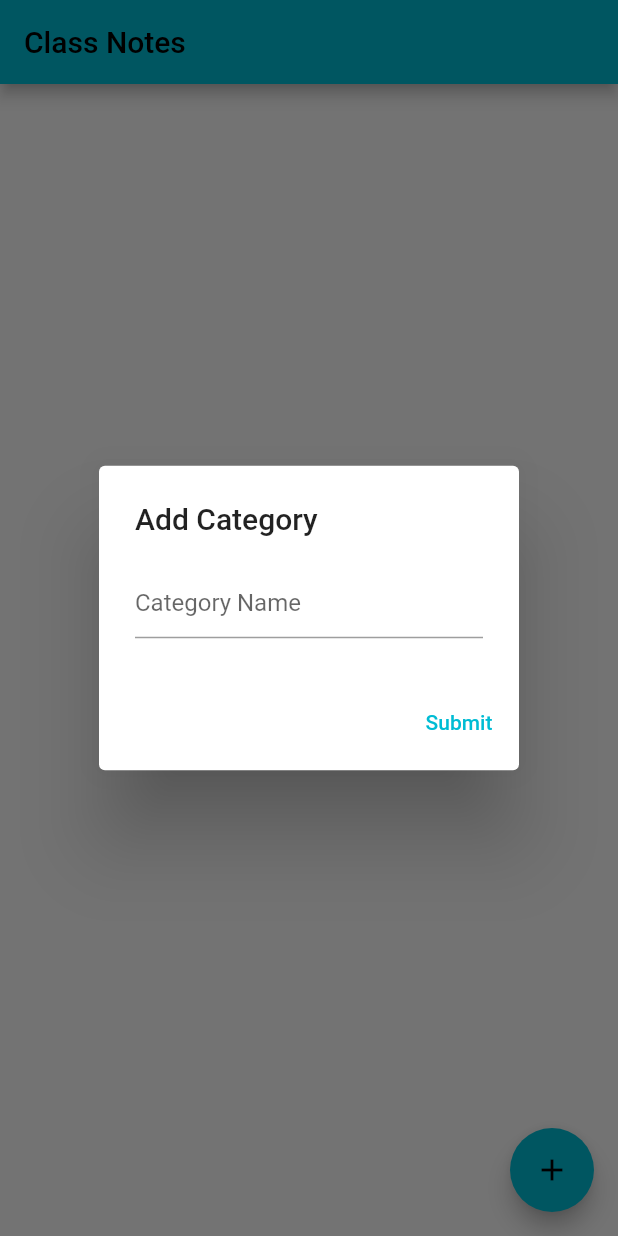
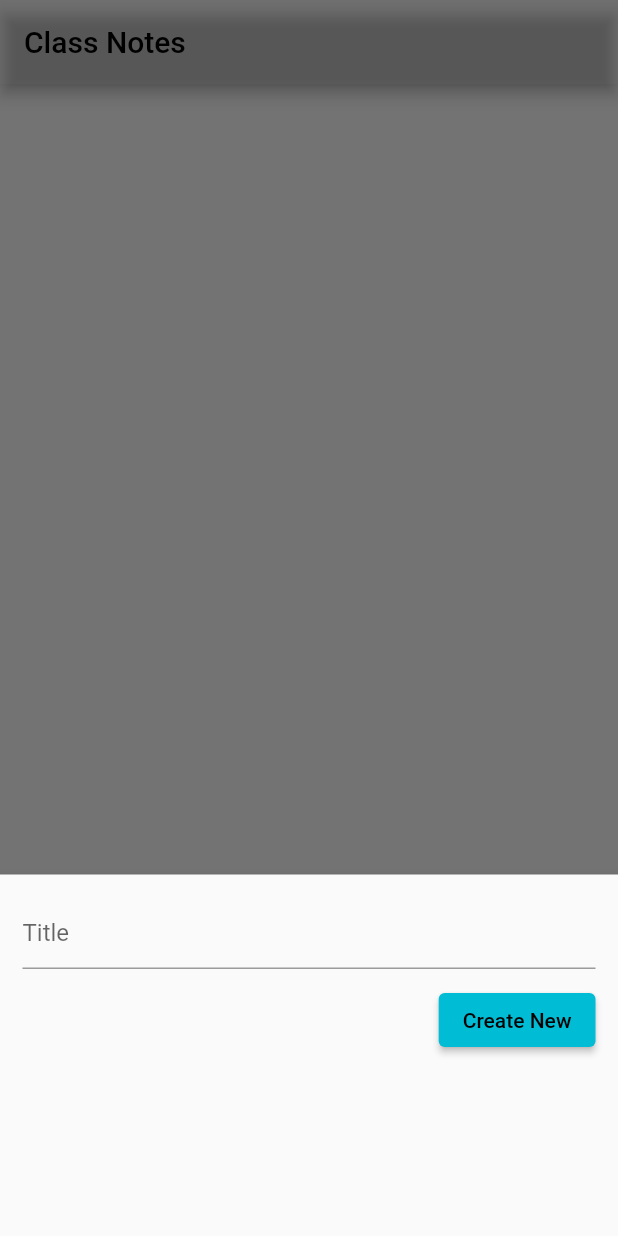
Before and after one commit to RofiFauzanAl/C-Notes, a Flutter app: the screen it shows after launch, after a tap on the "add" icon, on a phone screen of 412 x 824 dp. Run offline on Flutter 3.47's test engine with Material 2 defaults, Android fonts, the phone set to English and light mode, and no system bars; our stand-ins replace sqflite; accounts and stored records are empty.

Commit message:
Perbaikan logika untuk penambahan Kategori Note

```diff
--- a/lib/main.dart
+++ b/lib/main.dart
@@ -1,5 +1,5 @@
 import 'package:flutter/material.dart';
-import 'package:note_keeper/view/category_notes.dart';
+import 'package:class_notes/view/category_notes.dart';
 
 void main() {
   runApp(MyApp());
@@ -10,7 +10,7 @@
   @override
   Widget build(BuildContext context){
     return MaterialApp(
-      title: 'Note Keeper',
+      title: 'Class Notes',
       debugShowCheckedModeBanner: false,
       theme: ThemeData(
         primarySwatch: Colors.cyan,
--- a/lib/models/categories_model.dart
+++ /dev/null
@@ -1,19 +0,0 @@
-class CategoryModel{
-  int? idCategory;
-  String? name, createCategoryAt, updateCategoryAt;
-
-  CategoryModel({
-    this.idCategory,
-    this.name,
-    this.createCategoryAt,
-    this.updateCategoryAt,
-  });
-
-  factory CategoryModel.fromJson(Map<String, dynamic> json) => CategoryModel(
-    idCategory: json['idCategory'],
-    name: json['name'],
-    createCategoryAt: json['createCategoryAt'],
-    updateCategoryAt: json['updateCategoryAt'],
-  );
-
-}
--- /dev/null
+++ b/lib/models/create_database.dart
@@ -0,0 +1,130 @@
+import 'dart:io';
+
+import 'package:flutter/foundation.dart';
+import 'package:path_provider/path_provider.dart';
+import 'package:path/path.dart';
+import 'package:sqflite/sqflite.dart' as sql;
+
+class CreateDatabase{
+  static Future<void> createTablesCategory(sql.Database database) async{
+    await database.execute('''
+      CREATE TABLE category_notes(
+        id_category INTEGER PRIMARY KEY AUTOINCREMENT NOT NULL,
+        name_category TEXT NOT NULL,
+        createCategoryAt TEXT NOT NULL
+      )
+    ''');
+  }
+
+  static Future<void> createTablesNotes(sql.Database database) async{
+    await database.execute('''
+      CREATE TABLE notes(
+        id_note INTEGER PRIMARY KEY AUTOINCREMENT NOT NULL,
+        title TEXT NOT NULL,
+        content_note TEXT,
+        type DEFAULT 'Notes',
+        priority INTEGER NOT NULL,
+        createNoteAt TEXT NOT NULL,
+        id_category INTEGER NOT NULL,
+        FOREIGN KEY(id_category) REFERENCES category_notes(id_category)
+      )
+    ''');
+  }
+
+  static Future<void> createLogbook(sql.Database database) async{
+    await database.execute('''
+      CREATE TABLE logbooks(
+        id_logbook INTEGER PRIMARY KEY AUTOINCREMENT NOT NULL,
+        title TEXT NULL,
+        target TEXT,
+        lesson_learn TEXT,
+        problem TEXT,
+        achievements TEXT,
+        solving_problem TEXT NULL,
+        priority INTEGER NOT NULL,
+        reminder TEXT,
+        create_notes_logbook_at TEXT NOT NULL,
+        type DEFAULT 'Logbook',
+        id_category INTEGER NOT NULL,
+        FOREIGN KEY(id_category) REFERENCES category_notes(id_category)
+      )
+    ''');
+  }
+
+  static Future<sql.Database> db() async{
+    return sql.openDatabase(
+      'myDatabase.db',
+      version: 1,
+      onCreate: (sql.Database database, int version) async{
+        await createTablesCategory(database);
+        await createTablesNotes(database);
+        await createLogbook(database);
+      }
+    );
+  }
+
+  // CreateDatabase._privateConstructor();
+  // static final CreateDatabase instance =
+  //     CreateDatabase._privateConstructor();
+
+  // static sql.Database? _database;
+  // Future<sql.Database> get database async {
+  //   if (_database != null) return _database!;
+  //   _database = await _initDatabase();
+  //   return _database!;
+  // }
+
+  // _initDatabase() async {
+  //   Directory? documentsDirectory = await getApplicationDocumentsDirectory();
+  //   // ignore: unnecessary_null_comparison
+  //   if (documentsDirectory == null) {
+  //     throw Exception("Failed to get application documents directory");
+  //   }
+  //   String path = join(documentsDirectory.path, 'myDatabase.db');
+  //   return await sql.openDatabase(path, version: 1,
+  //       onCreate: (sql.Database db, int version) async {
+  //     await createTablesCategory(db);
+  //     await createTablesNotes(db);
+  //     await createLogbook(db);
+  //   });
+  // }
+
+  Future<List<Map<String, dynamic>>> queryAllCategory() async {
+    sql.Database db = await CreateDatabase.db();
+    return await db.query('category_notes', orderBy: "id_category");
+  }
+
+  //Create Category Notes
+  static Future<int> createCategory(String title, String dateNow) async {
+    final db = await CreateDatabase.db();
+    final data = {
+      'name_category': title,
+      'createCategoryAt': dateNow
+    };
+    final id = await db.insert('category_notes', data,
+        conflictAlgorithm: sql.ConflictAlgorithm.replace);
+    return id;
+  }
+
+  static Future<int> updateCategory(int id, String title) async {
+    final db = await CreateDatabase.db();
+    final data = {
+      'id_category': title,
+      'createCategoryAt': DateTime.now().toString()
+    };
+
+    final result = await db.update('category_notes', data, where: "id_category = ?", whereArgs: [id]);
+    return result;
+  }
+
+  // Delete
+  static Future<void> deleteCategory(int id) async {
+    final db = await CreateDatabase.db();
+    try {
+      await db.delete("category_notes", where: "id_category = ?", whereArgs: [id]);
+    } catch (err) {
+      debugPrint("Something went wrong when deleting an item: $err");
+    }
+  }
+
+}
--- a/lib/models/database_intances.dart
+++ /dev/null
@@ -1,117 +0,0 @@
-import 'dart:io';
-
-import 'package:note_keeper/models/categories_model.dart';
-import 'package:sqflite/sqflite.dart';
-import 'package:path/path.dart';
-import 'package:path_provider/path_provider.dart';
-
-class DatabaseInstances{
-  final String _Mydatabase = 'my_database.db';
-  final int _DatabaseVersion = 2;
-
-  //Category Table
-  final String table1 = 'category';
-  final String idCategory = 'idCategory';
-  final String name = 'categoryName';
-  final String createCategoryAt = 'createAt';
-  final String updateCategoryAt = 'updateAt';
-
-  //var Foreign Key for Notes Casual and Notes Logbook
-  final String idCategoryFK = 'idCategoryFK';
-
-  //sharing var for Notes Casual and Notes Logbook
-  final String reminder = 'reminder';
-  final String priority = 'priority';
-
-  //Notes Casual Table
-  final String table2 = 'notes';
-  final String titleNotes = 'title';
-  final String idNotes = 'idNotes';
-  final String description = 'description';
-  final String createNotesAt = 'createAt';
-  final String updateNotesAt = 'updateAt';
-
-  //Notes Logbook Table
-  final String table3 = 'notesLogbook';
-  final String idNotesLogbook = 'idNotesLogbook';
-  final String titleLogbook = 'title';
-  final String target = 'target';
-  final String lessonLearn = 'lessonLearn';
-  final String problem = 'problem';
-  final String achievements = 'achievements';
-  final String solvingProblem = 'solvingProblem';
-  final String createNotesLogbookAt = 'createAt';
-  final String updateNotesLogbookAt = 'updateAt';
-
-  Database? _database;
-  Future<Database> database() async{
-    if(_database != null) return _database!;
-    _database = await _initDatabase();
-    return _database!;
-  }
-
-  Future _initDatabase() async{
-    Directory documentDirectory = await getApplicationDocumentsDirectory();
-    String path = join(documentDirectory.path, _Mydatabase);
-    return await openDatabase(path,version: _DatabaseVersion  ,onCreate: _onCreate);
-  }
-
-  Future _onCreate(Database db, int version)async{
-    await db.execute('''
-      CREATE TABLE $table1(
-        $idCategory INTEGER PRIMARY KEY AUTOINCREMENT,
-        $name TEXT NOT NULL,
-        $createCategoryAt TEXT NOT NULL,
-        $updateCategoryAt TEXT NOT NULL
-      )
-    ''');
-
-    await db.execute('''
-      CREATE TABLE $table2(
-        $idNotes INTEGER PRIMARY KEY AUTOINCREMENT,
-        $titleNotes TEXT NULL,
-        $description TEXT NULL,
-        $createNotesAt TEXT NOT NULL,
-        $updateNotesAt TEXT NOT NULL,
-        $reminder TEXT NULL,
-        $priority INTEGER NULL,
-        $idCategoryFK INTEGER NOT NULL,
-        FOREIGN KEY ($idCategoryFK) REFERENCES $table1($idCategory)
-      )
-    ''');
-
-    await db.execute('''
-      CREATE TABLE $table3(
-        $idNotesLogbook INTEGER PRIMARY KEY AUTOINCREMENT,
-        $titleLogbook TEXT NULL,
-        $target TEXT NULL,
-        $lessonLearn TEXT NULL,
-        $problem TEXT NULL,
-        $achievements TEXT NULL,
-        $solvingProblem TEXT NULL,
-        $priority INTEGER NULL,
-        $reminder TEXT NULL,
-        $createNotesLogbookAt TEXT NOT NULL,
-        $updateNotesLogbookAt TEXT NOT NULL,
-        $idCategoryFK INTEGER NOT NULL,
-        FOREIGN KEY ($idCategoryFK) REFERENCES $table1($idCategory)
-      )
-    ''');
-  }
-
-  Future<List<CategoryModel>> all() async{
-    if (_database == null) {
-    // throw error atau lakukan penanganan lain jika _database bernilai null
-    return [];
-    }
-    final data = await _database!.query(table1);
-    List<CategoryModel> result =
-      data.map((e)=> CategoryModel.fromJson(e)).toList();
-    return result;
-  }
-
-  Future<int> insertCategory(Map<String, dynamic> row) async{
-    final query = await _database!.insert(table1, row);
-    return query;
-  }
-}
--- a/lib/view/category_notes.dart
+++ b/lib/view/category_notes.dart
@@ -1,6 +1,6 @@
+import 'package:class_notes/models/create_database.dart';
 import 'package:flutter/material.dart';
-import 'package:note_keeper/models/categories_model.dart';
-import 'package:note_keeper/models/database_intances.dart';
+import 'package:intl/intl.dart';
 
 class CategoryNotes extends StatefulWidget {
   @override
@@ -10,95 +10,148 @@
 }
 
 class _CategoryNotesState extends State<CategoryNotes> {
-  DatabaseInstances databaseInstances = DatabaseInstances();
-  TextEditingController nameCategoryNotes = TextEditingController();
+  List<Map<String, dynamic>> _categories = [];
 
+  bool _isLoading = true;
+  void _loadCategories() async {
+    final dbCreate = CreateDatabase();
+    final categories = await dbCreate.queryAllCategory();
+    setState(() {
+      _categories = categories;
+      _isLoading = false;
+    });
+  }
+
+  DateTime now = DateTime.now();
 
   @override
-  void initState(){
-    databaseInstances.database();
+  void initState() {
     super.initState();
+    _loadCategories();
   }
+
+  final TextEditingController _titleControllerCategory = TextEditingController(text: '');
+
+  // // This function will be triggered when the floating button is pressed
+  // // It will also be triggered when you want to update an item
+  void _showForm(int? id) async {
+    _titleControllerCategory.text = '';
+    if (id != null) {
+      // id == null -> create new item
+      // id != null -> update an existing item
+      final existingCategory =
+      _categories.firstWhere((element) => element['id_category'] == id);
+      _titleControllerCategory.text = existingCategory['name_category'];
+    }
+
+    showModalBottomSheet(
+        context: context,
+        elevation: 5,
+        isScrollControlled: true,
+        builder: (_) => Container(
+          padding: EdgeInsets.only(
+            top: 15,
+            left: 15,
+            right: 15,
+            // this will prevent the soft keyboard from covering the text fields
+            bottom: MediaQuery.of(context).viewInsets.bottom + 120,
+          ),
+          child: Column(
+            mainAxisSize: MainAxisSize.min,
+            crossAxisAlignment: CrossAxisAlignment.end,
+            children: [
+              TextField(
+                controller: _titleControllerCategory,
+                decoration: const InputDecoration(hintText: 'Title'),
+              ),
+              const SizedBox(
+                height: 10,
+              ),
+              ElevatedButton(
+                onPressed: () async {
+                  // Save new journal
+                  if (id == null) {
+                    await _addCategory();
+                  }
+                  if (id != null) {
+                    await _updateCategory(id);
+                  }
+                  // Clear the text fields
+                  _titleControllerCategory.text = '';
+                  // Close the bottom sheet
+                  Navigator.of(context).pop();
+                },
+                child: Text(id == null ? 'Create New' : 'Update'),
+              )
+            ],
+          ),
+        )
+    );
+  }
+
+  // Insert a new journal to the database
+  Future<void> _addCategory() async {
+    await CreateDatabase.createCategory(
+        _titleControllerCategory.text, DateFormat('dd/MM/yyyy').format(now));
+    _loadCategories();
+  }
+
+  // Update an existing journal
+  Future<void> _updateCategory(int id) async {
+    await CreateDatabase.updateCategory(
+        id, _titleControllerCategory.text);
+    _loadCategories();
+  }
+
+  // Delete an item
+  void _deleteItem(int id) async {
+    await CreateDatabase.deleteCategory(id);
+    ScaffoldMessenger.of(context).showSnackBar(const SnackBar(
+      content: Text('Successfully deleted a journal!'),
+    ));
+    _loadCategories();
+  }
+
 
   @override
   Widget build(BuildContext context) {
     return Scaffold(
       appBar: AppBar(
         title: const Text('Class Notes'),
+        backgroundColor: Colors.white12,
       ),
-      body: RefreshIndicator(
-        onRefresh: _refresh,
-        child: FutureBuilder<List<CategoryModel>>(
-          future: databaseInstances.all(),
-          builder: (context, snapshot){
-            if(snapshot.hasData){
-              if(snapshot.data!.isEmpty){
-                return const Center(
-                  child: Text('No Data'),
-                );
-              }
-              return ListView.builder(
-                itemCount: snapshot.data!.length,
-                itemBuilder: (context, index){
-                  return ListTile(
-                    title: Text(snapshot.data![index].name ?? ''),
-                  );
-                },
-              );
-            }else{
-              return Center(
-                child: CircularProgressIndicator(
-                  color: Colors.blue.shade300,
+      body: _isLoading
+            ? const Center(
+                        child: CircularProgressIndicator(),
+                        )
+          : ListView.builder(
+            itemCount: _categories.length,
+            itemBuilder: (context, index) {
+              return Card(
+              color: Color.fromARGB(255, 26, 100, 161),
+              margin: EdgeInsets.all(15),
+              child: ListTile(
+                title: Text(_categories[index]['name_category']),
+                subtitle: Text(_categories[index]['createCategoryAt']),
+                textColor: Colors.white,
+                trailing: SizedBox(
+                  width: 100,
+                  child: Row(
+                    children: [
+                      IconButton(onPressed: ()=>_showForm(_categories[index]['id_category']), icon: const Icon(Icons.edit)),
+                      IconButton(onPressed: ()=>_deleteItem(_categories[index]['id_category']), icon: const Icon(Icons.delete)),
+                    ],
+                  ),
                 ),
-              );
-            }
-          },
-        ),
-      ),
+              ),
+            );
+            },
+          ),
       floatingActionButton: FloatingActionButton(
-        onPressed: (){
-          openDialog(nameCategoryNotes);
-        },
+        onPressed: (() => _showForm(null)),
         child: const Icon(Icons.add),
-      ),
+      )
     );
   }
 
-
-  Future openDialog(nameCategoryNotes) => showDialog(
-      context: context,
-      builder: (context) => AlertDialog(
-        title: const Text('Add Category'),
-        content: TextField(
-            decoration: const InputDecoration(
-            hintText: 'Category Name',
-            ),
-            controller: nameCategoryNotes,
-        ),
-        actions: [
-          TextButton(
-            onPressed: () async{
-              print('test');
-              await databaseInstances.insertCategory({
-                'categoryName': nameCategoryNotes.text,
-                'createAt': DateTime.now().toString(),
-                'updateAt': DateTime.now().toString(),
-              });
-              Navigator.pop(context);
-              setState(() {});
-            },
-            child: const Text('Submit')
-          ),
-        ],
-      )
-  );
-
-  Future _refresh() async{
-    setState(() {
-
-    });
-  }
-
-
-
 }
--- a/pubspec.yaml
+++ b/pubspec.yaml
@@ -1,4 +1,4 @@
-name: note_keeper
+name: class_notes
 description: A new Flutter project.
 
 # The following line prevents the package from being accidentally published to
@@ -38,6 +38,7 @@
   # The following adds the Cupertino Icons font to your application.
   # Use with the CupertinoIcons class for iOS style icons.
   cupertino_icons: ^1.0.2
+  intl: ^0.18.0
 
 dev_dependencies:
   flutter_test:
```
Also changed, not shown: lib/models/logbook_model.dart (deleted, +0 -53 lines), lib/models/notes_casual_model.dart (deleted, +0 -37 lines), pubspec.lock, 1 other file.
